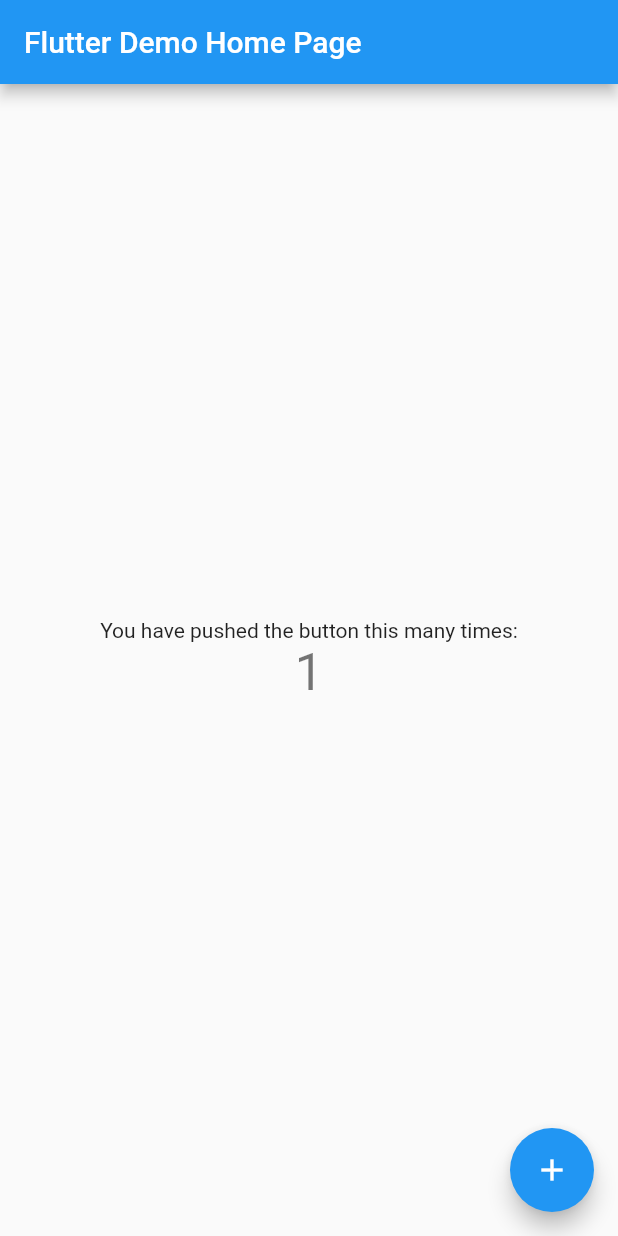
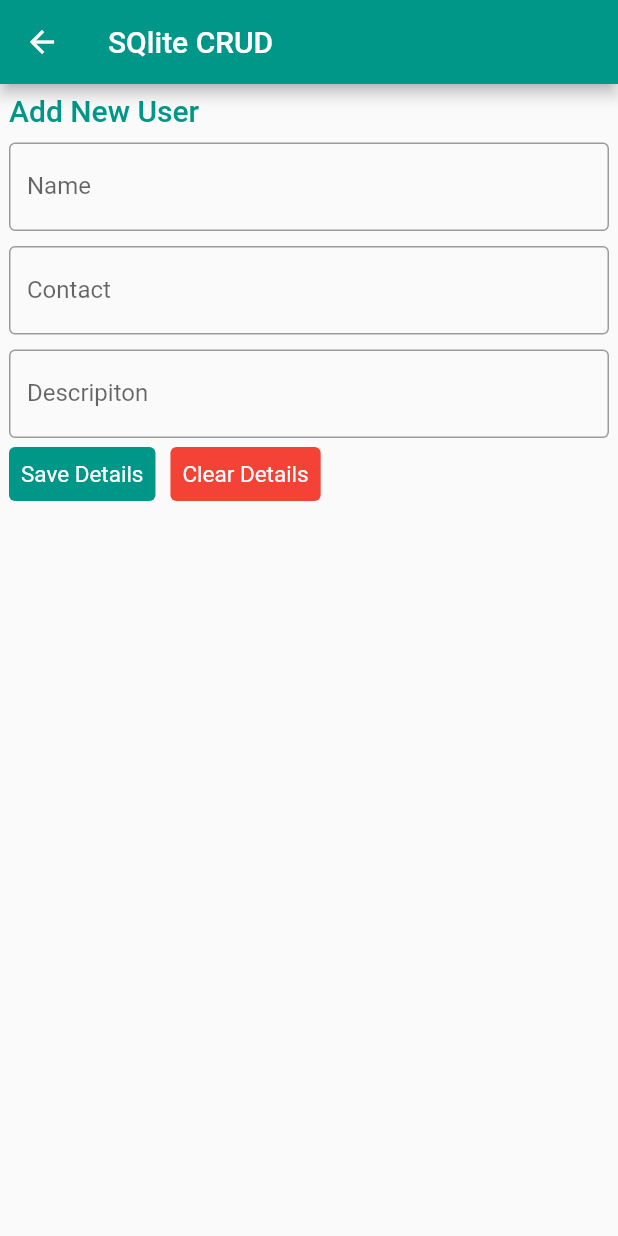
Before and after one commit to athulpp/Sqflite_Crud, a Flutter app: the screen it shows after launch, after a tap on the "add" icon, on a phone screen of 412 x 824 dp. Run offline on Flutter 3.47's test engine with Material 2 defaults, Android fonts, the phone set to English and light mode, and no system bars.

Commit message:
add user ui done

```diff
--- a/lib/main.dart
+++ b/lib/main.dart
@@ -1,4 +1,5 @@
 import 'package:flutter/material.dart';
+import 'package:sqflite/screens/add_user.dart';
 
 void main() {
   runApp(const MyApp());
@@ -7,109 +8,46 @@ void main() {
 class MyApp extends StatelessWidget {
   const MyApp({Key? key}) : super(key: key);
 
-  // This widget is the root of your application.
   @override
   Widget build(BuildContext context) {
     return MaterialApp(
       title: 'Flutter Demo',
+      debugShowCheckedModeBanner: false,
       theme: ThemeData(
-        // This is the theme of your application.
-        //
-        // Try running your application with "flutter run". You'll see the
-        // application has a blue toolbar. Then, without quitting the app, try
-        // changing the primarySwatch below to Colors.green and then invoke
-        // "hot reload" (press "r" in the console where you ran "flutter run",
-        // or simply save your changes to "hot reload" in a Flutter IDE).
-        // Notice that the counter didn't reset back to zero; the application
-        // is not restarted.
-        primarySwatch: Colors.blue,
+        primarySwatch: Colors.teal,
       ),
-      home: const MyHomePage(title: 'Flutter Demo Home Page'),
+      home: const MyHomePage(),
     );
   }
 }
 
 class MyHomePage extends StatefulWidget {
-  const MyHomePage({Key? key, required this.title}) : super(key: key);
-
-  // This widget is the home page of your application. It is stateful, meaning
-  // that it has a State object (defined below) that contains fields that affect
-  // how it looks.
-
-  // This class is the configuration for the state. It holds the values (in this
-  // case the title) provided by the parent (in this case the App widget) and
-  // used by the build method of the State. Fields in a Widget subclass are
-  // always marked "final".
-
-  final String title;
+  const MyHomePage({
+    Key? key,
+  }) : super(key: key);
 
   @override
   State<MyHomePage> createState() => _MyHomePageState();
 }
 
 class _MyHomePageState extends State<MyHomePage> {
-  int _counter = 0;
-
-  void _incrementCounter() {
-    setState(() {
-      // This call to setState tells the Flutter framework that something has
-      // changed in this State, which causes it to rerun the build method below
-      // so that the display can reflect the updated values. If we changed
-      // _counter without calling setState(), then the build method would not be
-      // called again, and so nothing would appear to happen.
-      _counter++;
-    });
-  }
-
   @override
   Widget build(BuildContext context) {
-    // This method is rerun every time setState is called, for instance as done
-    // by the _incrementCounter method above.
-    //
-    // The Flutter framework has been optimized to make rerunning build methods
-    // fast, so that you can just rebuild anything that needs updating rather
-    // than having to individually change instances of widgets.
     return Scaffold(
       appBar: AppBar(
-        // Here we take the value from the MyHomePage object that was created by
-        // the App.build method, and use it to set our appbar title.
-        title: Text(widget.title),
+        title: Text('SQlite CRUD'),
       ),
       body: Center(
-        // Center is a layout widget. It takes a single child and positions it
-        // in the middle of the parent.
-        child: Column(
-          // Column is also a layout widget. It takes a list of children and
-          // arranges them vertically. By default, it sizes itself to fit its
-          // children horizontally, and tries to be as tall as its parent.
-          //
-          // Invoke "debug painting" (press "p" in the console, choose the
-          // "Toggle Debug Paint" action from the Flutter Inspector in Android
-          // Studio, or the "Toggle Debug Paint" command in Visual Studio Code)
-          // to see the wireframe for each widget.
-          //
-          // Column has various properties to control how it sizes itself and
-          // how it positions its children. Here we use mainAxisAlignment to
-          // center the children vertically; the main axis here is the vertical
-          // axis because Columns are vertical (the cross axis would be
-          // horizontal).
-          mainAxisAlignment: MainAxisAlignment.center,
-          children: <Widget>[
-            const Text(
-              'You have pushed the button this many times:',
-            ),
-            Text(
-              '$_counter',
-              style: Theme.of(context).textTheme.headline4,
-            ),
-          ],
-        ),
+        child: Text('will come soon'),
       ),
       floatingActionButton: FloatingActionButton(
-        onPressed: _incrementCounter,
-        tooltip: 'Increment',
-        child: const Icon(Icons.add),
-      ), // This trailing comma makes auto-formatting nicer for build methods.
+        onPressed: () {
+          Navigator.push(context, MaterialPageRoute(builder: (context) {
+            return AddUser();
+          }));
+        },
+        child: Icon(Icons.add),
+      ),
     );
   }
 }
--- /dev/null
+++ b/lib/screens/add_user.dart
@@ -0,0 +1,93 @@
+import 'package:flutter/material.dart';
+
+class AddUser extends StatefulWidget {
+  const AddUser({Key? key}) : super(key: key);
+
+  @override
+  State<AddUser> createState() => _AddUserState();
+}
+
+class _AddUserState extends State<AddUser> {
+  var _userNameController = TextEditingController();
+  var _userContactController = TextEditingController();
+  var _userDescriptionController = TextEditingController();
+  @override
+  Widget build(BuildContext context) {
+    return Scaffold(
+        appBar: AppBar(
+          title: const Text('SQlite CRUD'),
+        ),
+        body: SingleChildScrollView(
+          child: Container(
+            padding: const EdgeInsets.all(6),
+            child: Column(
+              crossAxisAlignment: CrossAxisAlignment.start,
+              children: [
+                const Text(
+                  'Add New User',
+                  style: TextStyle(
+                      fontSize: 20,
+                      color: Colors.teal,
+                      fontWeight: FontWeight.w500),
+                ),
+                const SizedBox(
+                  height: 10,
+                ),
+                TextField(
+                  controller: _userNameController,
+                  decoration: const InputDecoration(
+                      border: OutlineInputBorder(),
+                      hintText: 'Enter Name',
+                      labelText: 'Name'),
+                ),
+                const SizedBox(
+                  height: 10,
+                ),
+                TextField(
+                  controller: _userContactController,
+                  decoration: const InputDecoration(
+                      border: OutlineInputBorder(),
+                      hintText: 'Enter Contact',
+                      labelText: 'Contact'),
+                ),
+                const SizedBox(
+                  height: 10,
+                ),
+                TextField(
+                  controller: _userDescriptionController,
+                  decoration: const InputDecoration(
+                      border: OutlineInputBorder(),
+                      hintText: 'Enter Description',
+                      labelText: 'Descripiton'),
+                ),
+                Row(
+                  children: [
+                    TextButton(
+                        style: TextButton.styleFrom(
+                            primary: Colors.white,
+                            backgroundColor: Colors.teal,
+                            textStyle: const TextStyle(fontSize: 15)),
+                        onPressed: () {},
+                        child: const Text('Save Details')),
+                    const SizedBox(
+                      width: 10,
+                    ),
+                    TextButton(
+                        style: TextButton.styleFrom(
+                            primary: Colors.white,
+                            backgroundColor: Colors.red,
+                            textStyle: const TextStyle(fontSize: 15)),
+                        onPressed: () {
+                          _userNameController.text = '';
+                          _userContactController.text = '';
+                          _userDescriptionController.text = '';
+                        },
+                        child: const Text('Clear Details'))
+                  ],
+                )
+              ],
+            ),
+          ),
+        ));
+  }
+}
```
Also changed, not shown: lib/model/user.dart (added).
